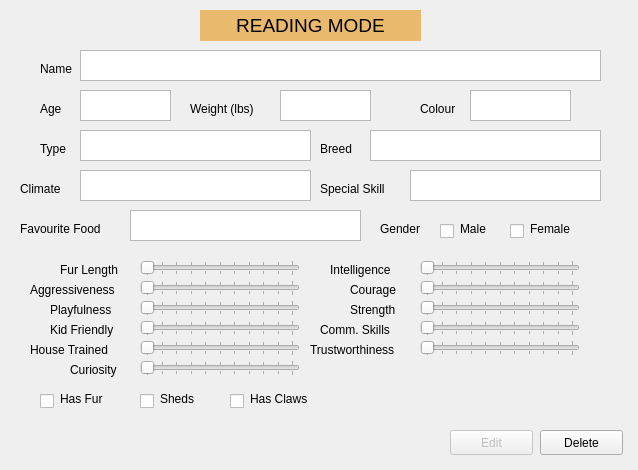
First picture: the form in viewanimalwindow.ui, repository DevonHope/Animal-Shelter-Registry-System, before the edit.
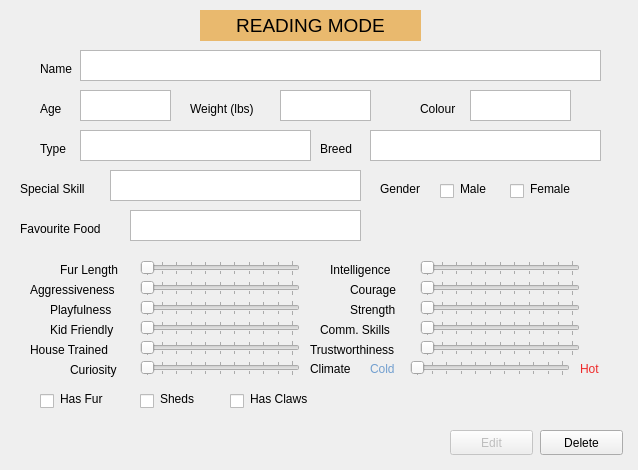
Second picture: the form after the edit.

Commit message: Changed climate pref to slider in all animal uis, incorporated non-physical traits from animals

Patch:
```diff
--- a/viewanimalwindow.ui
+++ b/viewanimalwindow.ui
@@ -151,38 +151,15 @@
     <string>Breed</string>
    </property>
   </widget>
-  <widget class="QPlainTextEdit" name="climateText">
-   <property name="geometry">
-    <rect>
-     <x>80</x>
-     <y>170</y>
-     <width>231</width>
-     <height>31</height>
-    </rect>
-   </property>
-  </widget>
-  <widget class="QLabel" name="label_8">
-   <property name="geometry">
-    <rect>
-     <x>20</x>
-     <y>180</y>
-     <width>64</width>
-     <height>17</height>
-    </rect>
-   </property>
-   <property name="text">
-    <string>Climate</string>
-   </property>
-  </widget>
   <widget class="QPlainTextEdit" name="specialSkillText">
    <property name="enabled">
     <bool>true</bool>
    </property>
    <property name="geometry">
     <rect>
-     <x>410</x>
+     <x>110</x>
      <y>170</y>
-     <width>191</width>
+     <width>251</width>
      <height>31</height>
     </rect>
    </property>
@@ -193,7 +170,7 @@
    </property>
    <property name="geometry">
     <rect>
-     <x>320</x>
+     <x>20</x>
      <y>180</y>
      <width>81</width>
      <height>17</height>
@@ -808,7 +785,7 @@
    <property name="geometry">
     <rect>
      <x>380</x>
-     <y>220</y>
+     <y>180</y>
      <width>64</width>
      <height>17</height>
     </rect>
@@ -821,7 +798,7 @@
    <property name="geometry">
     <rect>
      <x>440</x>
-     <y>220</y>
+     <y>180</y>
      <width>16</width>
      <height>23</height>
     </rect>
@@ -834,7 +811,7 @@
    <property name="geometry">
     <rect>
      <x>510</x>
-     <y>220</y>
+     <y>180</y>
      <width>16</width>
      <height>23</height>
     </rect>
@@ -918,7 +895,7 @@
    <property name="geometry">
     <rect>
      <x>460</x>
-     <y>220</y>
+     <y>180</y>
      <width>31</width>
      <height>17</height>
     </rect>
@@ -931,7 +908,7 @@
    <property name="geometry">
     <rect>
      <x>530</x>
-     <y>220</y>
+     <y>180</y>
      <width>64</width>
      <height>17</height>
     </rect>
@@ -940,6 +917,82 @@
     <string>Female</string>
    </property>
   </widget>
+  <widget class="QLabel" name="label_28">
+   <property name="geometry">
+    <rect>
+     <x>310</x>
+     <y>360</y>
+     <width>51</width>
+     <height>17</height>
+    </rect>
+   </property>
+   <property name="text">
+    <string>Climate</string>
+   </property>
+  </widget>
+  <widget class="QSlider" name="climateSlider">
+   <property name="enabled">
+    <bool>true</bool>
+   </property>
+   <property name="geometry">
+    <rect>
+     <x>410</x>
+     <y>360</y>
+     <width>160</width>
+     <height>16</height>
+    </rect>
+   </property>
+   <property name="minimumSize">
+    <size>
+     <width>160</width>
+     <height>0</height>
+    </size>
+   </property>
+   <property name="maximum">
+    <number>10</number>
+   </property>
+   <property name="pageStep">
+    <number>5</number>
+   </property>
+   <property name="orientation">
+    <enum>Qt::Horizontal</enum>
+   </property>
+   <property name="tickPosition">
+    <enum>QSlider::TicksBothSides</enum>
+   </property>
+  </widget>
+  <widget class="QLabel" name="label_29">
+   <property name="geometry">
+    <rect>
+     <x>370</x>
+     <y>360</y>
+     <width>31</width>
+     <height>17</height>
+    </rect>
+   </property>
+   <property name="styleSheet">
+    <string notr="true">color: rgb(114, 159, 207);</string>
+   </property>
+   <property name="text">
+    <string>Cold</string>
+   </property>
+  </widget>
+  <widget class="QLabel" name="label_30">
+   <property name="geometry">
+    <rect>
+     <x>580</x>
+     <y>360</y>
+     <width>31</width>
+     <height>17</height>
+    </rect>
+   </property>
+   <property name="styleSheet">
+    <string notr="true">color: rgb(239, 41, 41);</string>
+   </property>
+   <property name="text">
+    <string>Hot</string>
+   </property>
+  </widget>
  </widget>
  <resources/>
  <connections/>
```
The commit also changes 11 other files.
